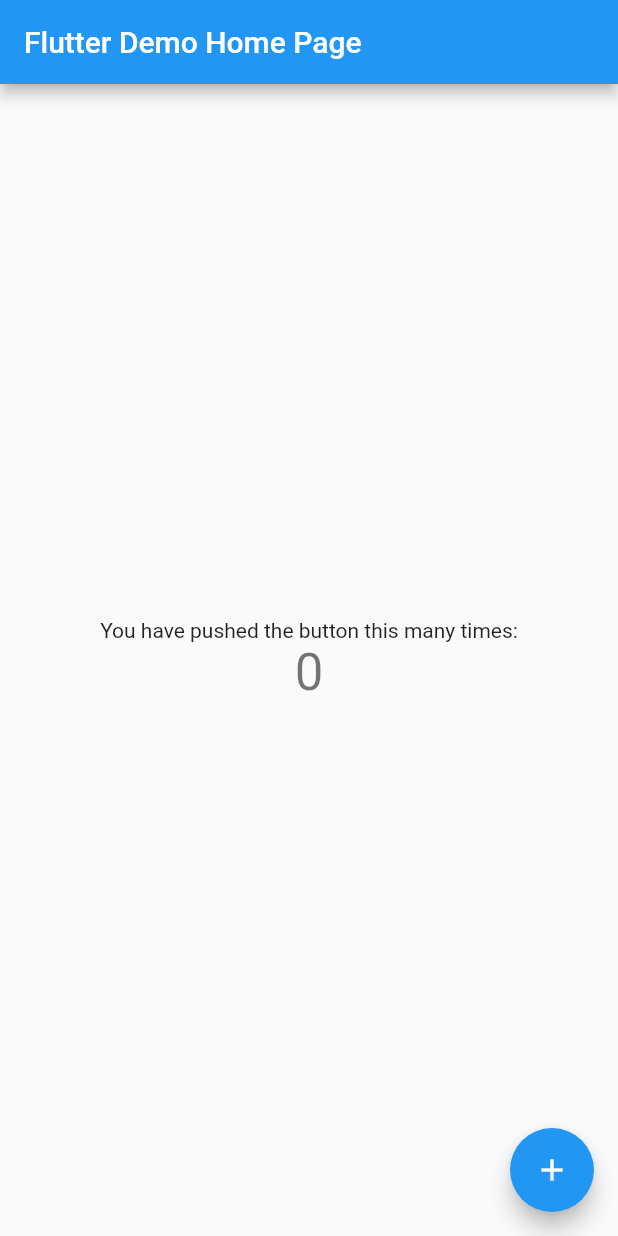
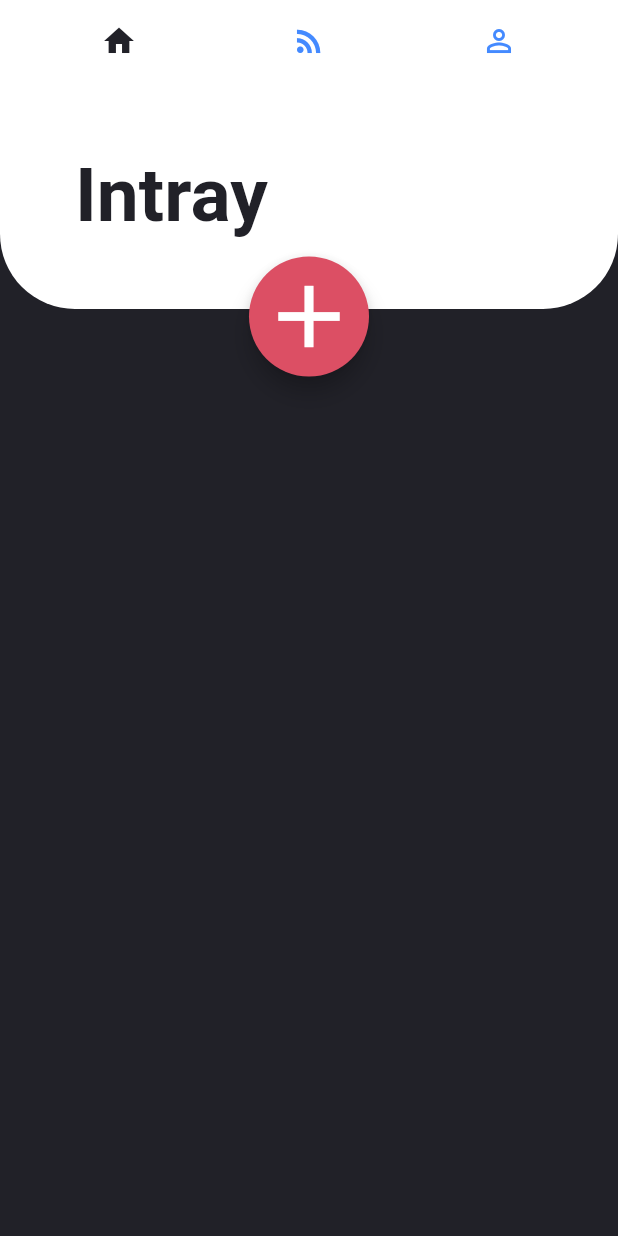
Before and after one commit to vishnuramv/Sticky-Notes, a Flutter app: the screen it shows after launch, on a phone screen of 412 x 824 dp. Run offline on Flutter 3.47's test engine with Material 2 defaults, Android fonts, the light colour scheme and no system bars; Roboto replaces fonts that are missing (Avenir).

Commit message:
Created Topbar

```diff
--- a/TodoApp/lib/main.dart
+++ b/TodoApp/lib/main.dart
@@ -1,4 +1,6 @@
 import 'package:flutter/material.dart';
+
+import './models/global.dart';
 
 void main() {
   runApp(MyApp());
@@ -11,37 +13,16 @@
     return MaterialApp(
       title: 'Flutter Demo',
       theme: ThemeData(
-        // This is the theme of your application.
-        //
-        // Try running your application with "flutter run". You'll see the
-        // application has a blue toolbar. Then, without quitting the app, try
-        // changing the primarySwatch below to Colors.green and then invoke
-        // "hot reload" (press "r" in the console where you ran "flutter run",
-        // or simply save your changes to "hot reload" in a Flutter IDE).
-        // Notice that the counter didn't reset back to zero; the application
-        // is not restarted.
         primarySwatch: Colors.blue,
-        // This makes the visual density adapt to the platform that you run
-        // the app on. For desktop platforms, the controls will be smaller and
-        // closer together (more dense) than on mobile platforms.
         visualDensity: VisualDensity.adaptivePlatformDensity,
       ),
-      home: MyHomePage(title: 'Flutter Demo Home Page'),
+      home: MyHomePage(title: 'Todo App'),
     );
   }
 }
 
 class MyHomePage extends StatefulWidget {
   MyHomePage({Key key, this.title}) : super(key: key);
-
-  // This widget is the home page of your application. It is stateful, meaning
-  // that it has a State object (defined below) that contains fields that affect
-  // how it looks.
-
-  // This class is the configuration for the state. It holds the values (in this
-  // case the title) provided by the parent (in this case the App widget) and
-  // used by the build method of the State. Fields in a Widget subclass are
-  // always marked "final".
 
   final String title;
 
@@ -50,68 +31,83 @@
 }
 
 class _MyHomePageState extends State<MyHomePage> {
-  int _counter = 0;
-
-  void _incrementCounter() {
-    setState(() {
-      // This call to setState tells the Flutter framework that something has
-      // changed in this State, which causes it to rerun the build method below
-      // so that the display can reflect the updated values. If we changed
-      // _counter without calling setState(), then the build method would not be
-      // called again, and so nothing would appear to happen.
-      _counter++;
-    });
-  }
-
   @override
   Widget build(BuildContext context) {
-    // This method is rerun every time setState is called, for instance as done
-    // by the _incrementCounter method above.
-    //
-    // The Flutter framework has been optimized to make rerunning build methods
-    // fast, so that you can just rebuild anything that needs updating rather
-    // than having to individually change instances of widgets.
-    return Scaffold(
-      appBar: AppBar(
-        // Here we take the value from the MyHomePage object that was created by
-        // the App.build method, and use it to set our appbar title.
-        title: Text(widget.title),
-      ),
-      body: Center(
-        // Center is a layout widget. It takes a single child and positions it
-        // in the middle of the parent.
-        child: Column(
-          // Column is also a layout widget. It takes a list of children and
-          // arranges them vertically. By default, it sizes itself to fit its
-          // children horizontally, and tries to be as tall as its parent.
-          //
-          // Invoke "debug painting" (press "p" in the console, choose the
-          // "Toggle Debug Paint" action from the Flutter Inspector in Android
-          // Studio, or the "Toggle Debug Paint" command in Visual Studio Code)
-          // to see the wireframe for each widget.
-          //
-          // Column has various properties to control how it sizes itself and
-          // how it positions its children. Here we use mainAxisAlignment to
-          // center the children vertically; the main axis here is the vertical
-          // axis because Columns are vertical (the cross axis would be
-          // horizontal).
-          mainAxisAlignment: MainAxisAlignment.center,
-          children: <Widget>[
-            Text(
-              'You have pushed the button this many times:',
+    return MaterialApp(
+      color: Colors.yellow,
+      home: SafeArea(
+        child: DefaultTabController(
+          length: 3,
+          child: new Scaffold(
+            body: Stack(children: <Widget>[
+              TabBarView(
+                children: [
+                  new Container(
+                    color: darkGrey,
+                  ),
+                  new Container(
+                    color: Colors.orange,
+                  ),
+                  new Container(
+                    color: Colors.lightGreen,
+                  ),
+                ],
+              ),
+              Container(
+                padding: EdgeInsets.only(left:50),
+                height: 150,
+                decoration: BoxDecoration(
+                  borderRadius: BorderRadius.only(
+                    bottomLeft: Radius.circular(50),
+                    bottomRight: Radius.circular(50),
+                  ),
+                  color: Colors.white,
+                ),
+                child: Row(
+                  mainAxisAlignment: MainAxisAlignment.spaceBetween,
+                  children: <Widget>[
+                    Text('Intray',style: intrayTitle,),
+                    Container()
+                  ]
+                ),
+              ),
+              Container(
+                height: 80,
+                width: 80,
+                margin: EdgeInsets.only(top: 115, left: MediaQuery.of(context).size.width*0.5 - 40),
+                child: FloatingActionButton(
+                  child: Icon(Icons.add , size: 70,),
+                  backgroundColor: redPink,
+                  onPressed: () {},
+                ),
+              )
+            ]),
+            appBar: AppBar(
+              elevation: 0,
+              title: new TabBar(
+                tabs: [
+                  Tab(
+                    icon: new Icon(Icons.home),
+                  ),
+                  Tab(
+                    icon: new Icon(Icons.rss_feed),
+                  ),
+                  Tab(
+                    icon: new Icon(Icons.perm_identity),
+                  ),
+                ],
+                labelColor: darkGrey,
+                unselectedLabelColor: Colors.blueAccent,
+                indicatorSize: TabBarIndicatorSize.label,
+                indicatorPadding: EdgeInsets.all(5.0),
+                indicatorColor: Colors.transparent,
+              ),
+              backgroundColor: Colors.white,
             ),
-            Text(
-              '$_counter',
-              style: Theme.of(context).textTheme.headline4,
-            ),
-          ],
+            backgroundColor: Colors.white,
+          ),
         ),
       ),
-      floatingActionButton: FloatingActionButton(
-        onPressed: _incrementCounter,
-        tooltip: 'Increment',
-        child: Icon(Icons.add),
-      ), // This trailing comma makes auto-formatting nicer for build methods.
     );
   }
 }
--- /dev/null
+++ b/TodoApp/lib/models/global.dart
@@ -0,0 +1,10 @@
+import 'package:flutter/material.dart';
+
+Color darkGrey = new Color(0xFF212128);
+Color redPink = new Color(0xFFDC4F64);
+
+TextStyle intrayTitle = new TextStyle(
+    fontFamily: 'Avenir',
+    fontWeight: FontWeight.bold,
+    color: darkGrey,
+    fontSize: 50);
```
